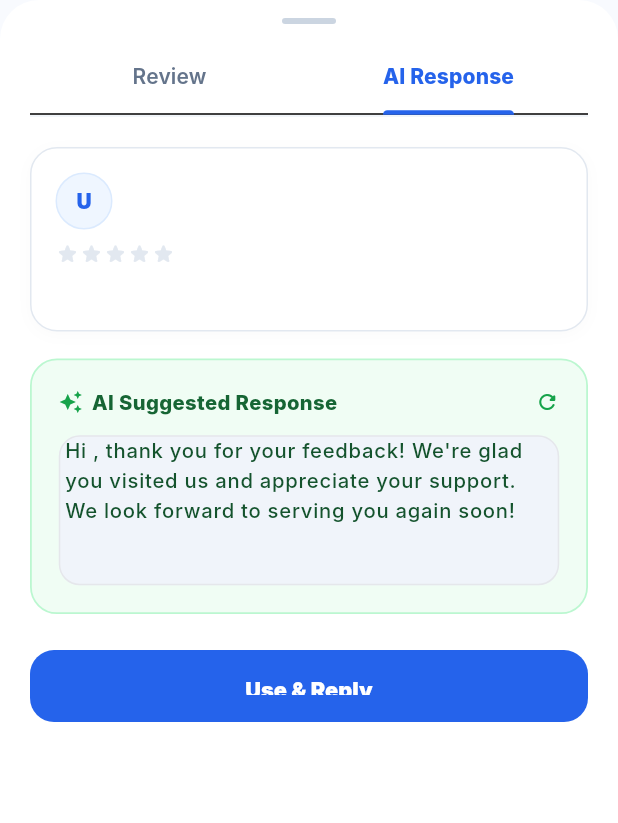
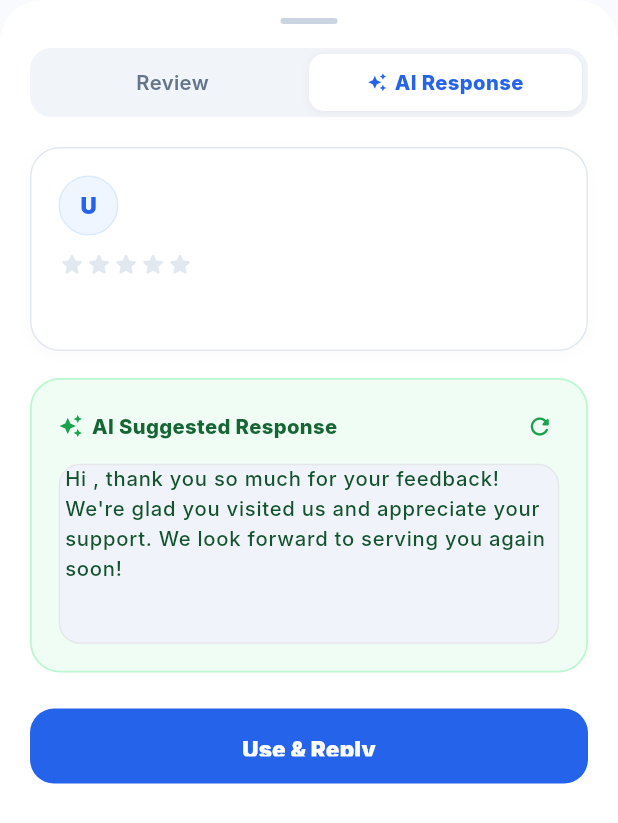
Before and after one commit to optigoai/optigo-ai, a Flutter app: the _ReviewDetailModal widget shown alone on an empty page, opened directly with empty values, on a phone screen of 412 x 824 dp. Shown: the top 823 px of the screen. Run offline on Flutter 3.47's test engine with Material 3 defaults, Android fonts, the phone set to English and light mode, and no system bars; our stand-ins replace flutter_secure_storage; accounts and stored records are empty; network calls fail; Roboto replaces fonts that are missing (Inter).

Commit message:
fix(reviews): polish reviews UI with custom capsule tabs, full Reply with AI button, safe area margins, and elegant spacing

```diff
--- a/mobile/lib/presentation/reviews/reviews_screen.dart
+++ b/mobile/lib/presentation/reviews/reviews_screen.dart
@@ -132,6 +132,14 @@ class _ReviewsScreenState extends State<ReviewsScreen> {
     );
   }
 
+  String _formatDate(String? rawDate) {
+    if (rawDate == null || rawDate.isEmpty) return 'Recent';
+    if (rawDate.contains('T')) {
+      return rawDate.split('T')[0];
+    }
+    return rawDate;
+  }
+
   @override
   Widget build(BuildContext context) {
     final pendingCount = _allReviews.where((r) => !r.isReplied).length;
@@ -174,7 +182,7 @@ class _ReviewsScreenState extends State<ReviewsScreen> {
                       onTap: _isSyncing ? null : _handleSyncGbp,
                       borderRadius: BorderRadius.circular(20),
                       child: Container(
-                        padding: const EdgeInsets.symmetric(horizontal: 12, vertical: 6),
+                        padding: const EdgeInsets.symmetric(horizontal: 14, vertical: 7),
                         decoration: BoxDecoration(
                           color: Colors.white,
                           borderRadius: BorderRadius.circular(20),
@@ -197,7 +205,7 @@ class _ReviewsScreenState extends State<ReviewsScreen> {
                                 child: CircularProgressIndicator(strokeWidth: 2, color: Color(0xFF2563EB)),
                               )
                             else
-                              const Icon(Icons.sync_rounded, size: 14, color: Color(0xFF2563EB)),
+                              const Icon(Icons.sync_rounded, size: 15, color: Color(0xFF2563EB)),
                             const SizedBox(width: 5),
                             Text(
                               _isSyncing ? 'Syncing...' : 'Sync Google',
@@ -273,7 +281,7 @@ class _ReviewsScreenState extends State<ReviewsScreen> {
   // ==========================================
   Widget _buildRatingSummaryCard() {
     final avgRating = _averageRating;
-    final totalCount = _allReviews.isNotEmpty ? _allReviews.length : 138;
+    final totalCount = _allReviews.isNotEmpty ? _allReviews.length : 8;
     final percentages = _starPercentages;
 
     return Container(
@@ -294,7 +302,7 @@ class _ReviewsScreenState extends State<ReviewsScreen> {
       child: Row(
         crossAxisAlignment: CrossAxisAlignment.center,
         children: [
-          // Left: Big Rating Number & Based on X views
+          // Left: Big Rating Number & Based on X reviews
           Column(
             crossAxisAlignment: CrossAxisAlignment.start,
             mainAxisSize: MainAxisSize.min,
@@ -340,15 +348,15 @@ class _ReviewsScreenState extends State<ReviewsScreen> {
             child: Column(
               mainAxisSize: MainAxisSize.min,
               children: [
-                _buildStarProgressBar(5, percentages[5] ?? 0.72),
-                const SizedBox(height: 5),
-                _buildStarProgressBar(4, percentages[4] ?? 0.20),
-                const SizedBox(height: 5),
-                _buildStarProgressBar(3, percentages[3] ?? 0.06),
-                const SizedBox(height: 5),
-                _buildStarProgressBar(2, percentages[2] ?? 0.01),
-                const SizedBox(height: 5),
-                _buildStarProgressBar(1, percentages[1] ?? 0.01),
+                _buildStarProgressBar(5, percentages[5] ?? 0.38),
+                const SizedBox(height: 6),
+                _buildStarProgressBar(4, percentages[4] ?? 0.25),
+                const SizedBox(height: 6),
+                _buildStarProgressBar(3, percentages[3] ?? 0.13),
+                const SizedBox(height: 6),
+                _buildStarProgressBar(2, percentages[2] ?? 0.13),
+                const SizedBox(height: 6),
+                _buildStarProgressBar(1, percentages[1] ?? 0.13),
               ],
             ),
           ),
@@ -384,7 +392,7 @@ class _ReviewsScreenState extends State<ReviewsScreen> {
             borderRadius: BorderRadius.circular(4),
             child: LinearProgressIndicator(
               value: ratio,
-              minHeight: 6,
+              minHeight: 7,
               backgroundColor: const Color(0xFFF1F5F9),
               valueColor: const AlwaysStoppedAnimation<Color>(Color(0xFFF59E0B)),
             ),
@@ -445,7 +453,7 @@ class _ReviewsScreenState extends State<ReviewsScreen> {
           borderRadius: BorderRadius.circular(20),
           border: Border.all(
             color: isSelected ? const Color(0xFF2563EB) : const Color(0xFFE2E8F0),
-            width: isSelected ? 1.4 : 1.0,
+            width: isSelected ? 1.5 : 1.0,
           ),
         ),
         child: Row(
@@ -483,11 +491,7 @@ class _ReviewsScreenState extends State<ReviewsScreen> {
   // INDIVIDUAL REVIEW CARD (Reference Left Screen)
   // ==========================================
   Widget _buildReviewCard(ReviewModel review) {
-    String formattedDate = review.reviewDate ?? '1 day ago';
-    if (formattedDate.contains('T')) {
-      formattedDate = formattedDate.split('T')[0];
-    }
-
+    final formattedDate = _formatDate(review.reviewDate);
     final initial = review.reviewerName.isNotEmpty ? review.reviewerName[0].toUpperCase() : 'U';
 
     return Container(
@@ -495,7 +499,7 @@ class _ReviewsScreenState extends State<ReviewsScreen> {
       padding: const EdgeInsets.all(18),
       decoration: BoxDecoration(
         color: Colors.white,
-        borderRadius: BorderRadius.circular(20),
+        borderRadius: BorderRadius.circular(22),
         border: Border.all(color: const Color(0xFFF1F5F9)),
         boxShadow: [
           BoxShadow(
@@ -513,8 +517,8 @@ class _ReviewsScreenState extends State<ReviewsScreen> {
             children: [
               // Circular Avatar
               Container(
-                width: 38,
-                height: 38,
+                width: 40,
+                height: 40,
                 decoration: BoxDecoration(
                   color: const Color(0xFFEFF6FF),
                   shape: BoxShape.circle,
@@ -536,9 +540,10 @@ class _ReviewsScreenState extends State<ReviewsScreen> {
                 child: Text(
                   review.reviewerName,
                   style: const TextStyle(
-                    fontSize: 14.5,
+                    fontSize: 15,
                     fontWeight: FontWeight.w800,
                     color: Color(0xFF0F172A),
+                    letterSpacing: -0.2,
                   ),
                 ),
               ),
@@ -580,30 +585,30 @@ class _ReviewsScreenState extends State<ReviewsScreen> {
 
           const SizedBox(height: 14),
 
-          // Bottom Action: If Replied -> show status tag. If Pending -> show "AI Reply" button.
+          // Bottom Action: If Replied -> show status tag. If Pending -> show "Reply with AI" button.
           if (review.isReplied) ...[
             Container(
               width: double.infinity,
-              padding: const EdgeInsets.symmetric(horizontal: 12, vertical: 8),
+              padding: const EdgeInsets.symmetric(horizontal: 14, vertical: 10),
               decoration: BoxDecoration(
                 color: const Color(0xFFF8FAFC),
-                borderRadius: BorderRadius.circular(12),
+                borderRadius: BorderRadius.circular(14),
                 border: Border.all(color: const Color(0xFFE2E8F0)),
               ),
               child: Row(
                 children: [
-                  const Icon(Icons.check_circle_rounded, size: 14, color: Color(0xFF10B981)),
+                  const Icon(Icons.check_circle_rounded, size: 15, color: Color(0xFF10B981)),
                   const SizedBox(width: 6),
                   const Text(
                     'Replied to customer',
-                    style: TextStyle(fontSize: 11.5, fontWeight: FontWeight.w700, color: Color(0xFF10B981)),
+                    style: TextStyle(fontSize: 12, fontWeight: FontWeight.w700, color: Color(0xFF10B981)),
                   ),
                   const Spacer(),
                   InkWell(
                     onTap: () => _openReviewDetailModal(review),
                     child: const Text(
                       'View Reply',
-                      style: TextStyle(fontSize: 11.5, fontWeight: FontWeight.w800, color: Color(0xFF2563EB)),
+                      style: TextStyle(fontSize: 12, fontWeight: FontWeight.w800, color: Color(0xFF2563EB)),
                     ),
                   ),
                 ],
@@ -612,18 +617,24 @@ class _ReviewsScreenState extends State<ReviewsScreen> {
           ] else ...[
             SizedBox(
               width: double.infinity,
-              height: 38,
+              height: 44,
               child: ElevatedButton.icon(
                 onPressed: () => _openReviewDetailModal(review),
-                icon: const Icon(Icons.auto_awesome, size: 14, color: Colors.white),
+                icon: const Icon(Icons.auto_awesome, size: 16, color: Colors.white),
                 label: const Text(
-                  'Respond with AI',
-                  style: TextStyle(fontSize: 12.5, fontWeight: FontWeight.w800, color: Colors.white),
+                  'Reply with AI',
+                  style: TextStyle(
+                    fontSize: 13.5,
+                    fontWeight: FontWeight.w800,
+                    color: Colors.white,
+                    letterSpacing: 0.1,
+                  ),
                 ),
                 style: ElevatedButton.styleFrom(
                   backgroundColor: const Color(0xFF2563EB),
+                  foregroundColor: Colors.white,
                   elevation: 0,
-                  shape: RoundedRectangleBorder(borderRadius: BorderRadius.circular(20)),
+                  shape: RoundedRectangleBorder(borderRadius: BorderRadius.circular(14)),
                 ),
               ),
             ),
@@ -651,8 +662,8 @@ class _ReviewDetailModal extends StatefulWidget {
   State<_ReviewDetailModal> createState() => _ReviewDetailModalState();
 }
 
-class _ReviewDetailModalState extends State<_ReviewDetailModal> with SingleTickerProviderStateMixin {
-  late TabController _tabController;
+class _ReviewDetailModalState extends State<_ReviewDetailModal> {
+  int _activeTabIndex = 1; // 0: Review, 1: AI Response
   late TextEditingController _replyTextController;
   bool _isGenerating = false;
   bool _isPosting = false;
@@ -660,7 +671,6 @@ class _ReviewDetailModalState extends State<_ReviewDetailModal> with SingleTicke
   @override
   void initState() {
     super.initState();
-    _tabController = TabController(length: 2, vsync: this, initialIndex: 1); // Open AI Response tab by default
     _replyTextController = TextEditingController(
       text: widget.review.replyText ?? widget.review.aiGeneratedReply ?? '',
     );
@@ -672,7 +682,6 @@ class _ReviewDetailModalState extends State<_ReviewDetailModal> with SingleTicke
 
   @override
   void dispose() {
-    _tabController.dispose();
     _replyTextController.dispose();
     super.dispose();
   }
@@ -698,7 +707,7 @@ class _ReviewDetailModalState extends State<_ReviewDetailModal> with SingleTicke
       if (mounted) {
         setState(() {
           _replyTextController.text =
-              "Hi ${widget.review.reviewerName}, thank you for your feedback! We're glad you visited us and appreciate your support. We look forward to serving you again soon!";
+              "Hi ${widget.review.reviewerName}, thank you so much for your feedback! We're glad you visited us and appreciate your support. We look forward to serving you again soon!";
           _isGenerating = false;
         });
       }
@@ -743,28 +752,27 @@ class _ReviewDetailModalState extends State<_ReviewDetailModal> with SingleTicke
 
   @override
   Widget build(BuildContext context) {
-    final bottomInset = MediaQuery.of(context).viewInsets.bottom;
     final initial = widget.review.reviewerName.isNotEmpty ? widget.review.reviewerName[0].toUpperCase() : 'U';
 
-    String formattedDate = widget.review.reviewDate ?? '1 day ago';
+    String formattedDate = widget.review.reviewDate ?? 'Recent';
     if (formattedDate.contains('T')) {
       formattedDate = formattedDate.split('T')[0];
     }
 
     return Container(
-      height: MediaQuery.of(context).size.height * 0.85,
-      margin: EdgeInsets.only(bottom: bottomInset),
+      height: MediaQuery.of(context).size.height * 0.88,
       decoration: const BoxDecoration(
         color: Colors.white,
-        borderRadius: BorderRadius.vertical(top: Radius.circular(26)),
+        borderRadius: BorderRadius.vertical(top: Radius.circular(28)),
       ),
+      child: SafeArea(
         child: Column(
           children: [
             // Drag handle
             const SizedBox(height: 12),
             Center(
               child: Container(
-              width: 36,
+                width: 38,
                 height: 4,
                 decoration: BoxDecoration(
                   color: const Color(0xFFCBD5E1),
@@ -772,25 +780,93 @@ class _ReviewDetailModalState extends State<_ReviewDetailModal> with SingleTicke
                 ),
               ),
             ),
-          const SizedBox(height: 12),
+            const SizedBox(height: 16),
 
-          // Top Tab Switcher: Review | AI Response (Matching Reference Right Screen)
+            // Top Segmented Capsule Switcher: Review | AI Response (Matching Reference Right Screen)
             Container(
               margin: const EdgeInsets.symmetric(horizontal: 20),
-            decoration: const BoxDecoration(
-              border: Border(bottom: BorderSide(color: Color(0xFFF1F5F9), width: 1.5)),
+              padding: const EdgeInsets.all(4),
+              decoration: BoxDecoration(
+                color: const Color(0xFFF1F5F9),
+                borderRadius: BorderRadius.circular(14),
               ),
-            child: TabBar(
-              controller: _tabController,
-              indicatorColor: const Color(0xFF2563EB),
-              indicatorWeight: 2.5,
-              labelColor: const Color(0xFF2563EB),
-              unselectedLabelColor: const Color(0xFF64748B),
-              labelStyle: const TextStyle(fontSize: 14, fontWeight: FontWeight.w800),
-              unselectedLabelStyle: const TextStyle(fontSize: 14, fontWeight: FontWeight.w600),
-              tabs: const [
-                Tab(text: 'Review'),
-                Tab(text: 'AI Response'),
+              child: Row(
+                children: [
+                  Expanded(
+                    child: InkWell(
+                      onTap: () => setState(() => _activeTabIndex = 0),
+                      borderRadius: BorderRadius.circular(10),
+                      child: AnimatedContainer(
+                        duration: const Duration(milliseconds: 180),
+                        padding: const EdgeInsets.symmetric(vertical: 9),
+                        decoration: BoxDecoration(
+                          color: _activeTabIndex == 0 ? Colors.white : Colors.transparent,
+                          borderRadius: BorderRadius.circular(10),
+                          boxShadow: _activeTabIndex == 0
+                              ? [
+                                  BoxShadow(
+                                    color: Colors.black.withValues(alpha: 0.05),
+                                    blurRadius: 4,
+                                    offset: const Offset(0, 1),
+                                  ),
+                                ]
+                              : [],
+                        ),
+                        child: Center(
+                          child: Text(
+                            'Review',
+                            style: TextStyle(
+                              fontSize: 13.5,
+                              fontWeight: _activeTabIndex == 0 ? FontWeight.w800 : FontWeight.w600,
+                              color: _activeTabIndex == 0 ? const Color(0xFF0F172A) : const Color(0xFF64748B),
+                            ),
+                          ),
+                        ),
+                      ),
+                    ),
+                  ),
+                  Expanded(
+                    child: InkWell(
+                      onTap: () => setState(() => _activeTabIndex = 1),
+                      borderRadius: BorderRadius.circular(10),
+                      child: AnimatedContainer(
+                        duration: const Duration(milliseconds: 180),
+                        padding: const EdgeInsets.symmetric(vertical: 9),
+                        decoration: BoxDecoration(
+                          color: _activeTabIndex == 1 ? Colors.white : Colors.transparent,
+                          borderRadius: BorderRadius.circular(10),
+                          boxShadow: _activeTabIndex == 1
+                              ? [
+                                  BoxShadow(
+                                    color: Colors.black.withValues(alpha: 0.05),
+                                    blurRadius: 4,
+                                    offset: const Offset(0, 1),
+                                  ),
+                                ]
+                              : [],
+                        ),
+                        child: Row(
+                          mainAxisAlignment: MainAxisAlignment.center,
+                          children: [
+                            Icon(
+                              Icons.auto_awesome,
+                              size: 13,
+                              color: _activeTabIndex == 1 ? const Color(0xFF2563EB) : const Color(0xFF64748B),
+                            ),
+                            const SizedBox(width: 5),
+                            Text(
+                              'AI Response',
+                              style: TextStyle(
+                                fontSize: 13.5,
+                                fontWeight: _activeTabIndex == 1 ? FontWeight.w800 : FontWeight.w600,
+                                color: _activeTabIndex == 1 ? const Color(0xFF2563EB) : const Color(0xFF64748B),
+                              ),
+                            ),
+                          ],
+                        ),
+                      ),
+                    ),
+                  ),
                 ],
               ),
             ),
@@ -804,10 +880,10 @@ class _ReviewDetailModalState extends State<_ReviewDetailModal> with SingleTicke
                     // Customer Review Summary Card at Top
                     Container(
                       width: double.infinity,
-                    padding: const EdgeInsets.all(16),
+                      padding: const EdgeInsets.all(18),
                       decoration: BoxDecoration(
                         color: Colors.white,
-                      borderRadius: BorderRadius.circular(18),
+                        borderRadius: BorderRadius.circular(20),
                         border: Border.all(color: const Color(0xFFE2E8F0)),
                         boxShadow: [
                           BoxShadow(
@@ -823,8 +899,8 @@ class _ReviewDetailModalState extends State<_ReviewDetailModal> with SingleTicke
                           Row(
                             children: [
                               Container(
-                              width: 38,
-                              height: 38,
+                                width: 40,
+                                height: 40,
                                 decoration: BoxDecoration(
                                   color: const Color(0xFFEFF6FF),
                                   shape: BoxShape.circle,
@@ -833,43 +909,43 @@ class _ReviewDetailModalState extends State<_ReviewDetailModal> with SingleTicke
                                 child: Center(
                                   child: Text(
                                     initial,
-                                  style: const TextStyle(fontSize: 14, fontWeight: FontWeight.w900, color: Color(0xFF2563EB)),
+                                    style: const TextStyle(fontSize: 15, fontWeight: FontWeight.w900, color: Color(0xFF2563EB)),
                                   ),
                                 ),
                               ),
-                            const SizedBox(width: 10),
+                              const SizedBox(width: 12),
                               Expanded(
                                 child: Column(
                                   crossAxisAlignment: CrossAxisAlignment.start,
                                   children: [
                                     Text(
                                       widget.review.reviewerName,
-                                    style: const TextStyle(fontSize: 14, fontWeight: FontWeight.w800, color: Color(0xFF0F172A)),
+                                      style: const TextStyle(fontSize: 15, fontWeight: FontWeight.w800, color: Color(0xFF0F172A)),
                                     ),
                                     Text(
                                       formattedDate,
-                                    style: const TextStyle(fontSize: 11, color: Color(0xFF94A3B8), fontWeight: FontWeight.w500),
+                                      style: const TextStyle(fontSize: 11.5, color: Color(0xFF94A3B8), fontWeight: FontWeight.w500),
                                     ),
                                   ],
                                 ),
                               ),
                             ],
                           ),
-                        const SizedBox(height: 8),
+                          const SizedBox(height: 10),
                           Row(
                             children: List.generate(
                               5,
                               (index) => Icon(
                                 Icons.star_rounded,
-                              size: 16,
+                                size: 18,
                                 color: index < widget.review.rating ? const Color(0xFFF59E0B) : const Color(0xFFE2E8F0),
                               ),
                             ),
                           ),
-                        const SizedBox(height: 8),
+                          const SizedBox(height: 10),
                           Text(
-                          widget.review.text ?? 'No text provided',
-                          style: const TextStyle(fontSize: 13.5, color: Color(0xFF334155), height: 1.4),
+                            widget.review.text ?? 'No written comment provided.',
+                            style: const TextStyle(fontSize: 13.5, color: Color(0xFF334155), height: 1.45, fontWeight: FontWeight.w500),
                           ),
                         ],
                       ),
@@ -883,7 +959,7 @@ class _ReviewDetailModalState extends State<_ReviewDetailModal> with SingleTicke
                       padding: const EdgeInsets.all(18),
                       decoration: BoxDecoration(
                         color: const Color(0xFFF0FDF4),
-                      borderRadius: BorderRadius.circular(18),
+                        borderRadius: BorderRadius.circular(20),
                         border: Border.all(color: const Color(0xFFBBF7D0), width: 1.2),
                       ),
                       child: Column(
@@ -908,9 +984,13 @@ class _ReviewDetailModalState extends State<_ReviewDetailModal> with SingleTicke
                               ),
                               InkWell(
                                 onTap: _isGenerating ? null : _generateAiReply,
+                                borderRadius: BorderRadius.circular(12),
+                                child: Container(
+                                  padding: const EdgeInsets.all(4),
                                   child: _isGenerating
                                       ? const SizedBox(width: 14, height: 14, child: CircularProgressIndicator(strokeWidth: 2, color: Color(0xFF16A34A)))
-                                  : const Icon(Icons.refresh_rounded, size: 16, color: Color(0xFF16A34A)),
+                                      : const Icon(Icons.refresh_rounded, size: 18, color: Color(0xFF16A34A)),
+                                ),
                               ),
                             ],
                           ),
@@ -918,7 +998,7 @@ class _ReviewDetailModalState extends State<_ReviewDetailModal> with SingleTicke
 
                           if (_isGenerating)
                             const Padding(
-                            padding: EdgeInsets.symmetric(vertical: 20),
+                              padding: EdgeInsets.symmetric(vertical: 24),
                               child: Center(
                                 child: Text(
                                   'Crafting personalized brand response with Gemini...',
@@ -929,7 +1009,7 @@ class _ReviewDetailModalState extends State<_ReviewDetailModal> with SingleTicke
                           else
                             TextField(
                               controller: _replyTextController,
-                            maxLines: 5,
+                              maxLines: 6,
                               style: const TextStyle(
                                 fontSize: 13.5,
                                 color: Color(0xFF14532D),
@@ -952,7 +1032,7 @@ class _ReviewDetailModalState extends State<_ReviewDetailModal> with SingleTicke
                     // Big Action Button: Use & Reply
                     SizedBox(
                       width: double.infinity,
-                    height: 48,
+                      height: 50,
                       child: ElevatedButton(
                         onPressed: (_isPosting || _isGenerating) ? null : _handleUseAndReply,
                         style: ElevatedButton.styleFrom(
@@ -962,19 +1042,21 @@ class _ReviewDetailModalState extends State<_ReviewDetailModal> with SingleTicke
                           shape: RoundedRectangleBorder(borderRadius: BorderRadius.circular(16)),
                         ),
                         child: _isPosting
-                          ? const SizedBox(width: 18, height: 18, child: CircularProgressIndicator(strokeWidth: 2, color: Colors.white))
+                            ? const SizedBox(width: 20, height: 20, child: CircularProgressIndicator(strokeWidth: 2, color: Colors.white))
                             : const Text(
                                 'Use & Reply',
-                              style: TextStyle(fontSize: 14.5, fontWeight: FontWeight.w900),
+                                style: TextStyle(fontSize: 15, fontWeight: FontWeight.w900, letterSpacing: 0.1),
+                              ),
+                      ),
+                    ),
+                    const SizedBox(height: 12),
+                  ],
                 ),
               ),
             ),
           ],
         ),
       ),
-          ),
-        ],
-      ),
     );
   }
 }
```
Lines whose indentation alone changed are shown as unchanged.
